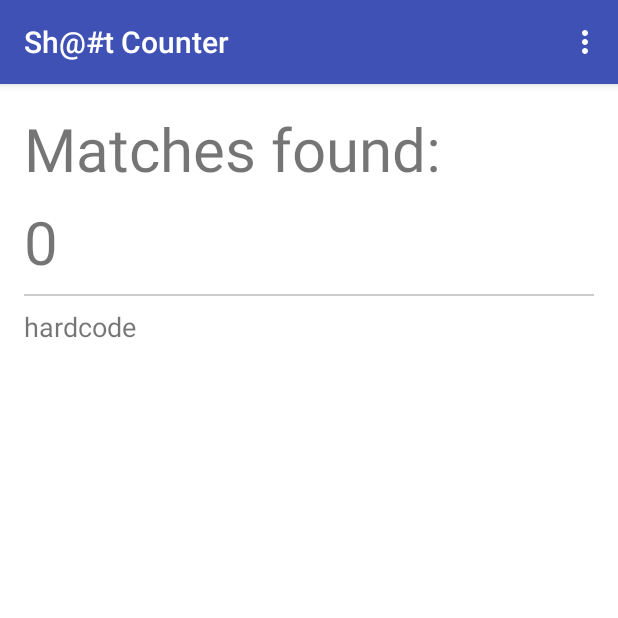
After one commit to andrsim66/SheetCounter, an Android app: the DetailsActivity screen opened directly, with no data from a screen before it, on a phone screen of 412 x 824 dp, the top half of it. The commit adds this screen. Run offline under Robolectric (Android 15) with nearby library versions, the phone set to English and light mode, and no system bars; 1 statement that could not run was skipped.

Commit message:
added details activity

```diff
--- /dev/null
+++ b/app/src/main/java/com/ukgeek/sheetcounter/app/activities/DetailsActivity.java
@@ -0,0 +1,88 @@
+package com.ukgeek.sheetcounter.app.activities;
+
+import android.content.Intent;
+import android.os.Bundle;
+import android.support.v7.app.AppCompatActivity;
+import android.text.Html;
+import android.view.Menu;
+import android.view.MenuItem;
+import android.widget.TextView;
+
+import com.ukgeek.sheetcounter.app.R;
+import com.ukgeek.sheetcounter.app.utils.Logger;
+
+import java.util.ArrayList;
+
+public class DetailsActivity extends AppCompatActivity {
+
+    private TextView mTvCount;
+    private TextView mTvText;
+
+    private ArrayList<String> mText;
+    private String mPhrase;
+    private int mCount;
+
+    @Override
+    protected void onCreate(Bundle savedInstanceState) {
+        super.onCreate(savedInstanceState);
+        setContentView(R.layout.activity_details);
+
+        getExtras();
+        initViews();
+        setupViews();
+    }
+
+    private void getExtras() {
+        Intent intent = getIntent();
+        mCount = intent.getIntExtra("count", 0);
+        mPhrase = intent.getStringExtra("phrase");
+        mText = intent.getStringArrayListExtra("text");
+    }
+
+    private void initViews() {
+        mTvCount = (TextView) findViewById(R.id.tv_matches_count);
+        mTvText = (TextView) findViewById(R.id.tv_result_text);
+    }
+
+    private void setupViews() {
+        mTvCount.setText("" + mCount);
+        Logger.d(mPhrase);
+        Logger.d(mText.toString());
+        if (mPhrase != null && mText != null && mText.size() > 0) {
+            StringBuilder sb = new StringBuilder();
+
+            for (int i = 0; i < mText.size(); i++) {
+                if (i > 0)
+                    sb.append(" ");
+                if (mText.get(i).equalsIgnoreCase(mPhrase)) {
+                    sb.append("<u><b><font color=\"#DC6262\">");
+                    sb.append(mText.get(i));
+                    sb.append("</font></b></u>");
+                } else {
+                    sb.append(mText.get(i));
+                }
+            }
+
+            Logger.d(sb.toString());
+
+            mTvText.setText(Html.fromHtml(sb.toString()));
+        }
+    }
+
+    @Override
+    public boolean onCreateOptionsMenu(Menu menu) {
+        getMenuInflater().inflate(R.menu.menu_history, menu);
+        return true;
+    }
+
+    @Override
+    public boolean onOptionsItemSelected(MenuItem item) {
+        int id = item.getItemId();
+
+        if (id == R.id.action_history) {
+            return true;
+        }
+
+        return super.onOptionsItemSelected(item);
+    }
+}
--- a/app/src/main/java/com/ukgeek/sheetcounter/app/Logger.java
+++ b/app/src/main/java/com/ukgeek/sheetcounter/app/utils/Logger.java
@@ -1,4 +1,4 @@
-package com.ukgeek.sheetcounter.app;
+package com.ukgeek.sheetcounter.app.utils;
 
 import android.util.Log;
 import java.util.ArrayList;
--- /dev/null
+++ b/app/src/main/res/layout/activity_details.xml
@@ -0,0 +1,52 @@
+<?xml version="1.0" encoding="utf-8"?>
+<LinearLayout xmlns:android="http://schemas.android.com/apk/res/android"
+    android:layout_width="match_parent"
+    android:layout_height="match_parent"
+    android:background="@android:color/white"
+    android:orientation="vertical">
+
+
+    <TextView
+        android:layout_width="match_parent"
+        android:layout_height="wrap_content"
+        android:paddingBottom="8dp"
+        android:paddingLeft="16dp"
+        android:paddingRight="16dp"
+        android:paddingTop="16dp"
+        android:singleLine="true"
+        android:text="@string/matches_found"
+        android:textSize="40sp" />
+
+    <TextView
+        android:id="@+id/tv_matches_count"
+        android:layout_width="match_parent"
+        android:layout_height="wrap_content"
+        android:paddingLeft="16sp"
+        android:paddingRight="16sp"
+        android:singleLine="true"
+        android:text="1000"
+        android:textSize="40sp" />
+
+    <FrameLayout
+        android:layout_width="match_parent"
+        android:layout_height="1dp"
+        android:layout_marginBottom="8dp"
+        android:layout_marginLeft="16dp"
+        android:layout_marginRight="16dp"
+        android:layout_marginTop="8dp"
+        android:background="@color/grey_ccc" />
+
+    <ScrollView
+        android:layout_width="match_parent"
+        android:layout_height="match_parent">
+
+        <TextView
+            android:id="@+id/tv_result_text"
+            android:layout_width="match_parent"
+            android:layout_height="wrap_content"
+            android:layout_marginLeft="16dp"
+            android:layout_marginRight="16dp"
+            android:text="hardcode"
+            android:textSize="18sp" />
+    </ScrollView>
+</LinearLayout>
--- /dev/null
+++ b/app/src/main/res/menu/menu_history.xml
@@ -0,0 +1,8 @@
+<menu xmlns:android="http://schemas.android.com/apk/res/android"
+    xmlns:app="http://schemas.android.com/apk/res-auto">
+    <item
+        android:id="@+id/action_history"
+        android:orderInCategory="100"
+        android:title="@string/action_history"
+        app:showAsAction="never" />
+</menu>
--- a/app/src/main/res/menu/menu_main.xml
+++ /dev/null
@@ -1,6 +0,0 @@
-<menu xmlns:android="http://schemas.android.com/apk/res/android"
-    xmlns:app="http://schemas.android.com/apk/res-auto"
-    xmlns:tools="http://schemas.android.com/tools" tools:context=".MainActivity">
-    <item android:id="@+id/action_settings" android:title="@string/action_settings"
-        android:orderInCategory="100" app:showAsAction="never" />
-</menu>
--- a/app/src/main/res/values/strings.xml
+++ b/app/src/main/res/values/strings.xml
@@ -1,8 +1,8 @@
 <resources>
-    <string name="app_name">SheetCounter</string>
+    <string name="app_name">Sh@#t Counter</string>
 
     <string name="hello_world">Hello world!</string>
-    <string name="action_settings">Settings</string>
+    <string name="action_history">History</string>
 
     <string name="dialog_title">Say sh@#t phrase you want to count</string>
     <string name="dialog_caught_title">Caught phrase</string>
@@ -10,5 +10,6 @@
     <string name="dialog_speak">Speak</string>
 
     <string name="matches_found">Matches found:</string>
+    <string name="title_activity_details">DetailsActivity</string>
 
 </resources>
```
Also changed, not shown: app/src/main/AndroidManifest.xml (+5 -4 lines), app/src/main/java/com/ukgeek/sheetcounter/app/activities/MainActivity.java (renamed from app/src/main/java/com/ukgeek/sheetcounter/app/MainActivity.java, +50 -11 lines), app/src/main/res/layout/activity_main.xml (+13 -5 lines), app/src/main/res/layout/result_layout.xml (deleted, +0 -61 lines), app/src/main/res/drawable-hdpi/ic_mic_black_24dp.png (deleted), app/src/main/res/drawable-mdpi/ic_mic_black_24dp.png (deleted), app/src/main/res/drawable-xhdpi/ic_mic_black_24dp.png (deleted), app/src/main/res/drawable-xxhdpi/ic_mic_black_24dp.png (deleted), app/src/main/res/drawable-xxxhdpi/ic_mic_black_24dp.png (deleted), app/src/main/res/drawable/logo.png (added).
